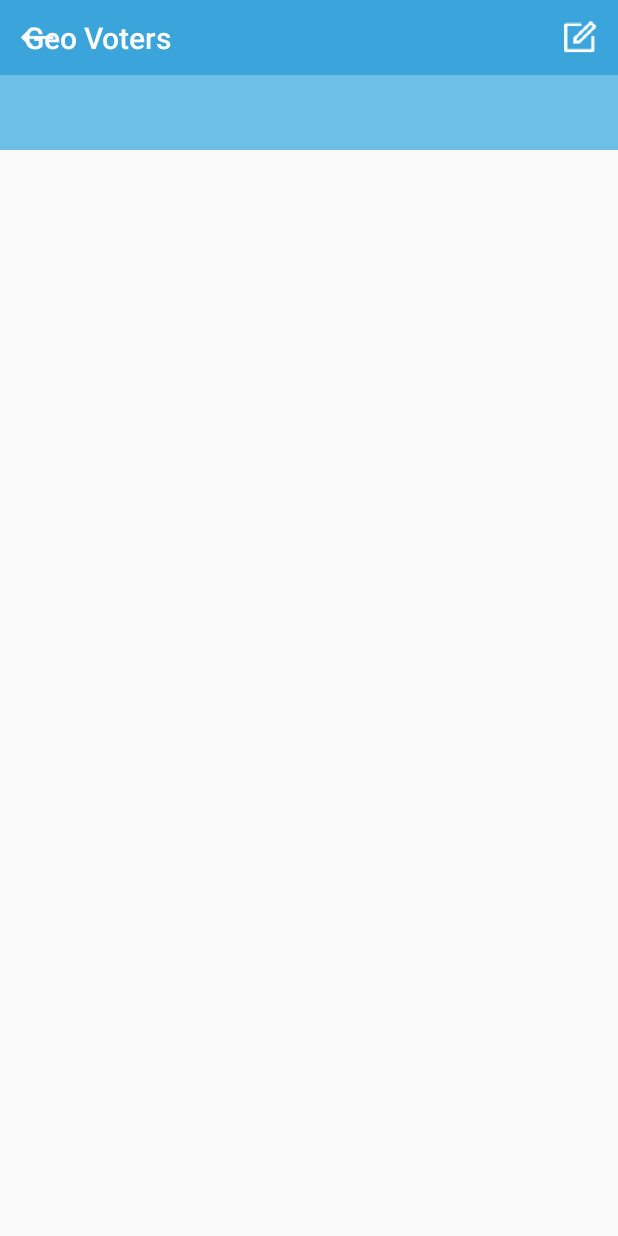
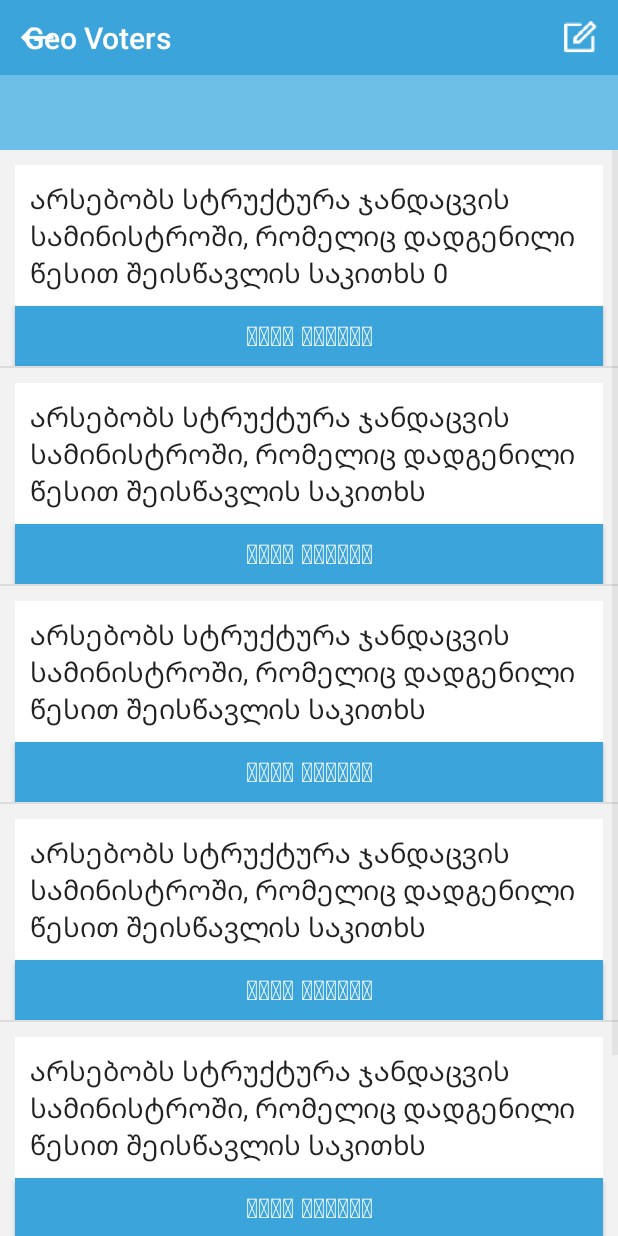
Before and after one commit to studio-404/geovoters, an Android app: the tabDemo screen opened directly, with no data from a screen before it, on a phone screen of 412 x 824 dp. Run offline under Robolectric (Android 15) with nearby library versions, the phone set to English and light mode, and no system bars.

Commit message:
make some changes

```diff
--- a/app/src/main/java/ge/studio404/geovoters/ViewPagerAdapter.java
+++ /dev/null
@@ -1,37 +0,0 @@
-package ge.studio404.geovoters;
-
-import android.support.v4.app.Fragment;
-import android.support.v4.app.FragmentManager;
-import android.support.v4.app.FragmentPagerAdapter;
-
-import java.util.ArrayList;
-
-public class ViewPagerAdapter extends FragmentPagerAdapter {
-
-    ArrayList<Fragment> fragments = new ArrayList<>();
-    ArrayList<String> tabTitles = new ArrayList<>();
-
-    public void addFragments(Fragment fragments, String titles){
-        this.fragments.add(fragments);
-        this.tabTitles.add(titles);
-    }
-
-    public ViewPagerAdapter(FragmentManager fm) {
-        super(fm);
-    }
-
-    @Override
-    public Fragment getItem(int position) {
-        return fragments.get(position);
-    }
-
-    @Override
-    public int getCount() {
-        return fragments.size();
-    }
-
-    @Override
-    public CharSequence getPageTitle(int position) {
-        return tabTitles.get(position);
-    }
-}
--- a/app/src/main/java/ge/studio404/geovoters/tabDemo.java
+++ b/app/src/main/java/ge/studio404/geovoters/tabDemo.java
@@ -4,23 +4,16 @@ import android.app.ProgressDialog;
 import android.content.Intent;
 import android.graphics.Color;
 import android.support.design.widget.TabLayout;
-import android.support.v4.view.ViewPager;
 import android.support.v7.app.AppCompatActivity;
 import android.os.Bundle;
 import android.support.v7.widget.Toolbar;
 import android.view.View;
-import android.widget.ArrayAdapter;
 import android.widget.ListAdapter;
 import android.widget.ListView;
-import android.widget.Toast;
 
 public class tabDemo extends AppCompatActivity {
     Toolbar toolbar;
     TabLayout tabLayout;
-    ViewPager viewPager;
-    ViewPagerAdapter viewPagerAdapter;
-    HomeFragment home;
-    Bundle bundle;
     MyDBHandler dbHandler;
 
     @Override
@@ -30,32 +23,49 @@ public class tabDemo extends AppCompatActivity {
         toolbar = (Toolbar)findViewById(R.id.toolbar);
         setSupportActionBar(toolbar);
 
+
+
+        dbHandler = new MyDBHandler(this, "geovote.db", null, 1);
+        String[] selectCatalogLists = dbHandler.selectCatalogList();
+
+
         tabLayout = (TabLayout)findViewById(R.id.tabLayout);
-        viewPager = (ViewPager)findViewById(R.id.mainContent);
-        viewPagerAdapter = new ViewPagerAdapter(getSupportFragmentManager());
-        dbHandler = new MyDBHandler(this, "geovote.db", null, 1);
+        tabLayout.setSelectedTabIndicatorColor(Color.rgb(242, 242, 242));
+        for (String title : selectCatalogLists) {
+            tabLayout.addTab(tabLayout.newTab().setText(title));
+        }
+        listviewChange(0);
+        tabLayout.setOnTabSelectedListener(new TabLayout.OnTabSelectedListener() {
+            @Override
+            public void onTabSelected(TabLayout.Tab tab) {
+                listviewChange(tabLayout.getSelectedTabPosition());
+            }
 
-        try {
-            String[] selectCatalogLists = dbHandler.selectCatalogList();
-            for (String catalogname : selectCatalogLists) {
-                bundle = new Bundle();
-                bundle.putString("edttext", catalogname);
-                home = new HomeFragment();
-                home.setArguments(bundle);
-                viewPagerAdapter.addFragments(home, catalogname);
+            @Override
+            public void onTabUnselected(TabLayout.Tab tab) {
 
-                String[] questions = {"How Are you Bitch?","I am fine suker","how is things?"};
-                ListAdapter giosListAdapter = new custom_adapter(this, questions);
-                ListView giosListView = (ListView)findViewById(R.id.myListView);
-                giosListView.setAdapter(giosListAdapter);
             }
-        }catch (Exception e){
-            Toast.makeText(this, e.toString(), Toast.LENGTH_LONG).show();
-        }
-        viewPager.setAdapter(viewPagerAdapter);
-        tabLayout.setSelectedTabIndicatorColor(Color.rgb(242, 242, 242));
-        tabLayout.setupWithViewPager(viewPager);
 
+            @Override
+            public void onTabReselected(TabLayout.Tab tab) {
+
+            }
+        });
+
+
+    }
+
+    public void listviewChange(int tid){
+        String[] datax = new String[6];
+        datax[0] = "არსებობს სტრუქტურა ჯანდაცვის სამინისტროში, რომელიც დადგენილი წესით შეისწავლის საკითხს "+tid;
+        datax[1] = "არსებობს სტრუქტურა ჯანდაცვის სამინისტროში, რომელიც დადგენილი წესით შეისწავლის საკითხს";
+        datax[2] = "არსებობს სტრუქტურა ჯანდაცვის სამინისტროში, რომელიც დადგენილი წესით შეისწავლის საკითხს";
+        datax[3] = "არსებობს სტრუქტურა ჯანდაცვის სამინისტროში, რომელიც დადგენილი წესით შეისწავლის საკითხს";
+        datax[4] = "არსებობს სტრუქტურა ჯანდაცვის სამინისტროში, რომელიც დადგენილი წესით შეისწავლის საკითხს";
+        datax[5] = "არსებობს სტრუქტურა ჯანდაცვის სამინისტროში, რომელიც დადგენილი წესით შეისწავლის საკითხს";
+        ListAdapter giosListAdapter = new custom_adapter(this, datax);
+        ListView giosListView = (ListView)findViewById(R.id.myListView);
+        giosListView.setAdapter(giosListAdapter);
     }
 
     public void gotoeditprofile(View view){
--- a/app/src/main/res/layout/activity_tab_demo.xml
+++ b/app/src/main/res/layout/activity_tab_demo.xml
@@ -33,15 +33,12 @@
 
 
 
-    <android.support.v4.view.ViewPager
-        android:layout_width="match_parent"
-        android:layout_height="match_parent"
-        android:id="@+id/mainContent"
-        android:src="@mipmap/ic_action_back"
-        android:layout_marginTop="100dp"
-        android:clickable="true">
 
-    </android.support.v4.view.ViewPager>
+        <ListView
+            android:layout_width="match_parent"
+            android:layout_height="match_parent"
+            android:id="@+id/myListView"
+            android:layout_marginTop="100dp" />
 
     <Button
         android:layout_width="30dp"
```
Also changed, not shown: app/src/main/java/ge/studio404/geovoters/HomeFragment.java (deleted, +0 -34 lines), app/src/main/res/layout/fragment_home.xml (deleted, +0 -14 lines).
